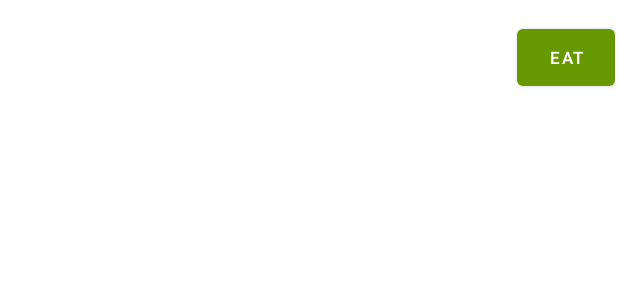
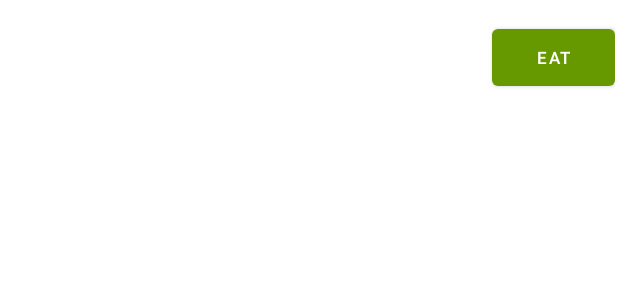
Before and after one commit to renratwit/EnjoyBy, an Android app: the layout list_item.xml on its own in the app's theme, with its tools: preview values and no code run, on a phone screen of 412 x 824 dp. Shown: the top 300 px of the screen. Run offline under Robolectric (Android 15) with nearby library versions, the phone set to English and light mode, and no system bars.

Commit message:
list sorting, days until expire

```diff
--- a/app/src/main/res/layout/list_item.xml
+++ b/app/src/main/res/layout/list_item.xml
@@ -21,10 +21,10 @@
         <Button
             android:id="@+id/name_button"
             android:background="?android:attr/selectableItemBackground"
-            android:layout_width="wrap_content"
+            android:layout_width="0dp"
             android:layout_height="match_parent"
-            android:layout_weight="30"
-            android:gravity="center"
+            android:layout_weight="40"
+            android:gravity="center_vertical|left"
             android:textFontWeight="@integer/material_motion_duration_long_1"
             android:textSize="20sp"
             android:textColor="#808080"
@@ -33,27 +33,19 @@
             android:text=""/>
 
         <TextView
-            android:id="@+id/purchase_date"
-            android:layout_width="wrap_content"
+            android:id="@+id/days_left"
+            android:layout_width="0dp"
             android:layout_height="match_parent"
-            android:layout_weight="30"
-            android:gravity="center"
-            android:textFontWeight="@integer/material_motion_duration_long_1"
-            android:textSize="20sp" />
-
-        <TextView
-            android:id="@+id/expire_date"
-            android:layout_width="wrap_content"
-            android:layout_height="match_parent"
-            android:layout_weight="30"
+            android:layout_weight="40"
             android:gravity="center"
             android:textFontWeight="@integer/material_motion_duration_long_1"
             android:textSize="20sp" />
 
         <Button
             android:id="@+id/eat_button"
-            android:layout_width="65dp"
+            android:layout_width="0dp"
             android:layout_height="50dp"
+            android:layout_weight="20"
             android:layout_gravity="center"
             android:gravity="center"
             android:text="Eat"
```
Also changed, not shown: app/src/main/java/edu/wit/mobileapp/enjoyby/DatabaseHandler.java (+22 -5 lines), app/src/main/java/edu/wit/mobileapp/enjoyby/FoodListAdapter.java (+15 -17 lines).
